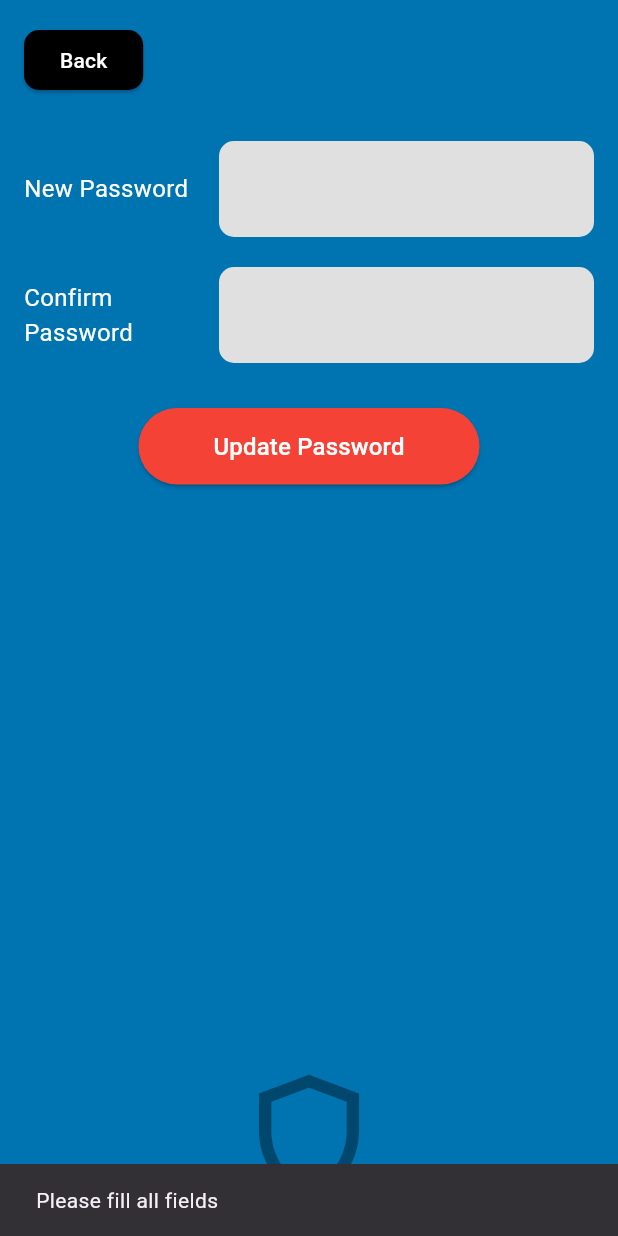
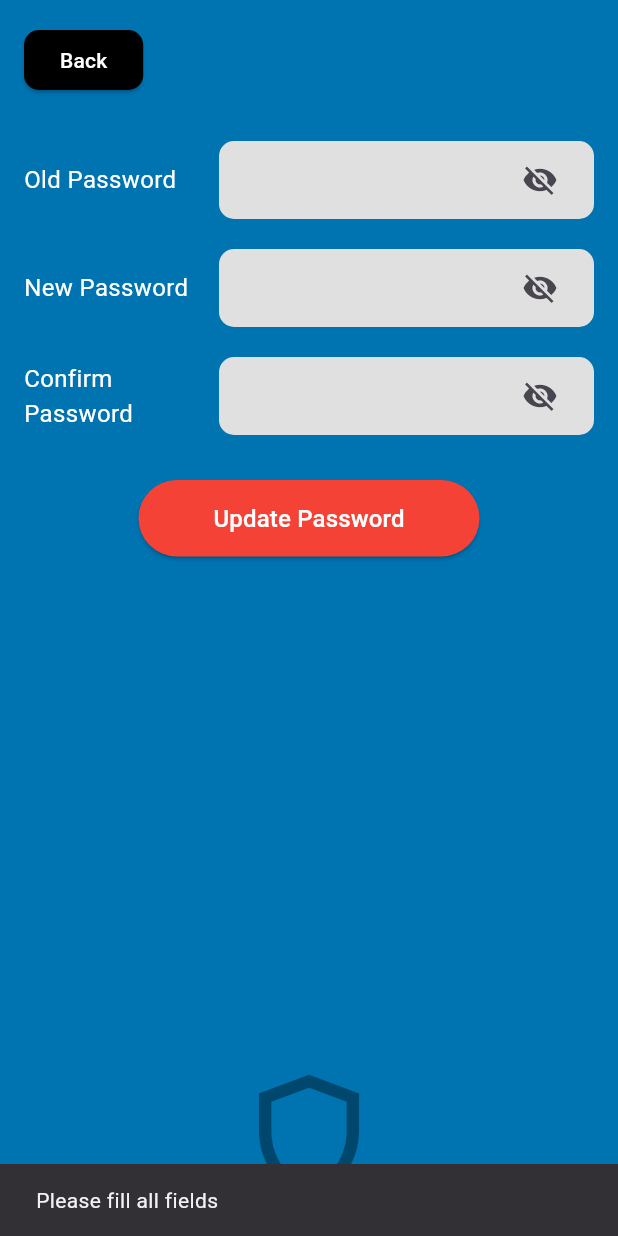
Before and after one commit to SyahmiAmsyar/MATA, a Flutter app: the ResetPasswordPage screen opened directly, after a tap on "Update Password", on a phone screen of 412 x 824 dp. Run offline on Flutter 3.47's test engine with Material 3 defaults, Android fonts, the phone set to English and light mode, and no system bars; our stand-ins replace cloud_firestore, firebase_auth, firebase_core; accounts and stored records are empty.

Commit message:
Update reset_password_page.dart

```diff
--- a/lib/reset_password_page.dart
+++ b/lib/reset_password_page.dart
@@ -10,33 +10,47 @@ class ResetPasswordPage extends StatefulWidget {
 }
 
 class _ResetPasswordPageState extends State<ResetPasswordPage> {
+  final TextEditingController _oldPasswordController = TextEditingController();
   final TextEditingController _newPasswordController = TextEditingController();
-  final TextEditingController _confirmPasswordController =
-  TextEditingController();
+  final TextEditingController _confirmPasswordController = TextEditingController();
+
+  // 👁️ state for toggling password visibility
+  bool _obscureOld = true;
+  bool _obscureNew = true;
+  bool _obscureConfirm = true;
 
   Future<void> _updatePassword() async {
+    String oldPassword = _oldPasswordController.text.trim();
     String newPassword = _newPasswordController.text.trim();
     String confirmPassword = _confirmPasswordController.text.trim();
 
-    if (newPassword.isEmpty || confirmPassword.isEmpty) {
+    if (oldPassword.isEmpty || newPassword.isEmpty || confirmPassword.isEmpty) {
       ScaffoldMessenger.of(context)
           .showSnackBar(const SnackBar(content: Text('Please fill all fields')));
       return;
     }
 
     if (newPassword != confirmPassword) {
-      ScaffoldMessenger.of(context).showSnackBar(
-          const SnackBar(content: Text('Passwords do not match')));
+      ScaffoldMessenger.of(context)
+          .showSnackBar(const SnackBar(content: Text('Passwords do not match')));
       return;
     }
 
     try {
       User? user = FirebaseAuth.instance.currentUser;
-      if (user != null) {
-        // ✅ Update password in Firebase Auth
+
+      if (user != null && user.email != null) {
+        // ✅ Step 1: Re-authenticate user with old password
+        AuthCredential credential = EmailAuthProvider.credential(
+          email: user.email!,
+          password: oldPassword,
+        );
+        await user.reauthenticateWithCredential(credential);
+
+        // ✅ Step 2: Update password in Firebase Auth
         await user.updatePassword(newPassword);
 
-        // ✅ Update Firestore (optional, for tracking password)
+        // ⚠️ Optional (not recommended in production)
         await FirebaseFirestore.instance
             .collection('users')
             .doc(user.uid)
@@ -85,13 +99,32 @@ class _ResetPasswordPageState extends State<ResetPasswordPage> {
                 ),
               ),
               const SizedBox(height: 30),
-              _buildPasswordField('New Password', _newPasswordController),
+
+              // ✅ Password fields with toggle
+              _buildPasswordField(
+                'Old Password',
+                _oldPasswordController,
+                _obscureOld,
+                    () => setState(() => _obscureOld = !_obscureOld),
+              ),
               const SizedBox(height: 20),
+
+              _buildPasswordField(
+                'New Password',
+                _newPasswordController,
+                _obscureNew,
+                    () => setState(() => _obscureNew = !_obscureNew),
+              ),
+              const SizedBox(height: 20),
+
               _buildPasswordField(
                 'Confirm Password',
                 _confirmPasswordController,
+                _obscureConfirm,
+                    () => setState(() => _obscureConfirm = !_obscureConfirm),
               ),
               const SizedBox(height: 30),
+
               ElevatedButton(
                 onPressed: _updatePassword,
                 style: ElevatedButton.styleFrom(
@@ -106,6 +139,7 @@ class _ResetPasswordPageState extends State<ResetPasswordPage> {
                   style: TextStyle(color: Colors.white, fontSize: 16),
                 ),
               ),
+
               const Spacer(),
               const Icon(
                 Icons.shield_outlined,
@@ -119,7 +153,13 @@ class _ResetPasswordPageState extends State<ResetPasswordPage> {
     );
   }
 
-  Widget _buildPasswordField(String label, TextEditingController controller) {
+  // 🔑 Reusable field with show/hide toggle
+  Widget _buildPasswordField(
+      String label,
+      TextEditingController controller,
+      bool obscureText,
+      VoidCallback toggleVisibility,
+      ) {
     return Row(
       children: [
         SizedBox(
@@ -131,15 +171,23 @@ class _ResetPasswordPageState extends State<ResetPasswordPage> {
         ),
         Expanded(
           child: Container(
-            padding: const EdgeInsets.symmetric(horizontal: 12, vertical: 8),
+            padding: const EdgeInsets.symmetric(horizontal: 12, vertical: 2),
             decoration: BoxDecoration(
               color: Colors.grey[300],
               borderRadius: BorderRadius.circular(10),
             ),
             child: TextField(
               controller: controller,
-              obscureText: true,
-              decoration: const InputDecoration(border: InputBorder.none),
+              obscureText: obscureText,
+              decoration: InputDecoration(
+                border: InputBorder.none,
+                suffixIcon: IconButton(
+                  icon: Icon(
+                    obscureText ? Icons.visibility_off : Icons.visibility,
+                  ),
+                  onPressed: toggleVisibility,
+                ),
+              ),
             ),
           ),
         ),
```
